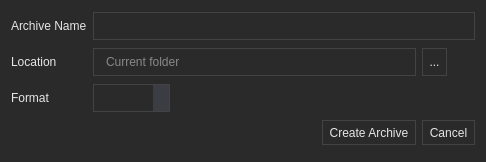
This is app/corearchiver/corearchiver.ui in rahmanshaber/corebox as Qt 5 draws it before an edit. The edited form follows.
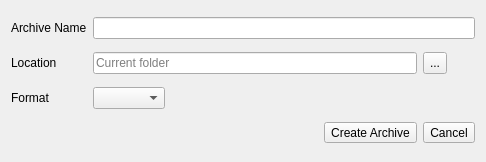
This is the edited form. Icons and pictures are not drawn.

The edit to the form file:
```diff
--- a/app/corearchiver/corearchiver.ui
+++ b/app/corearchiver/corearchiver.ui
@@ -24,45 +24,7 @@
     <normaloff>:/icons/CoreArchiver.svg</normaloff>:/icons/CoreArchiver.svg</iconset>
   </property>
   <property name="styleSheet">
-   <string notr="true">/*CoreArchiver */
-
-QWidget{
-    background-color: #2A2A2A;
-    color: #E6E6E6;
-    border: 1px #2A2A2A;}
-
-
-QLineEdit{
-    background-color: transparent;
-    color: #E6E6E6;
-    border: 1px solid #434343;
-    padding: 5px 5px 5px 10px;}
-
-
-QToolButton{
-    background-color: transparent;
-    color: #E6E6E6;
-    border: 1px solid #434343 ;
-    padding: 3px 2px 3px 2px;}
-QToolButton:pressed{
-    background-color: #1167A3; }
-QToolButton:hover {
-    background-color:  #1167A3; }
-
-
-QComboBox {
-    background-color: transparent;
-    color: #E6E6E6;
-    border: 1px solid #434343 ;
-    padding: 5px 5px 5px 10px;}
-QComboBox QAbstractItemView {
-    background-color: #3C3C43;
-    color: #ffffff;
-    selection-background-color: #FD2732;}
-QComboBox::drop-down {
-    background-color: #3C3C43;}
-QComboBox::down-arrow {
-    image: url(:/icons/down_w.svg);}</string>
+   <string notr="true"/>
   </property>
   <layout class="QGridLayout" name="gridLayout">
    <property name="topMargin">
```
